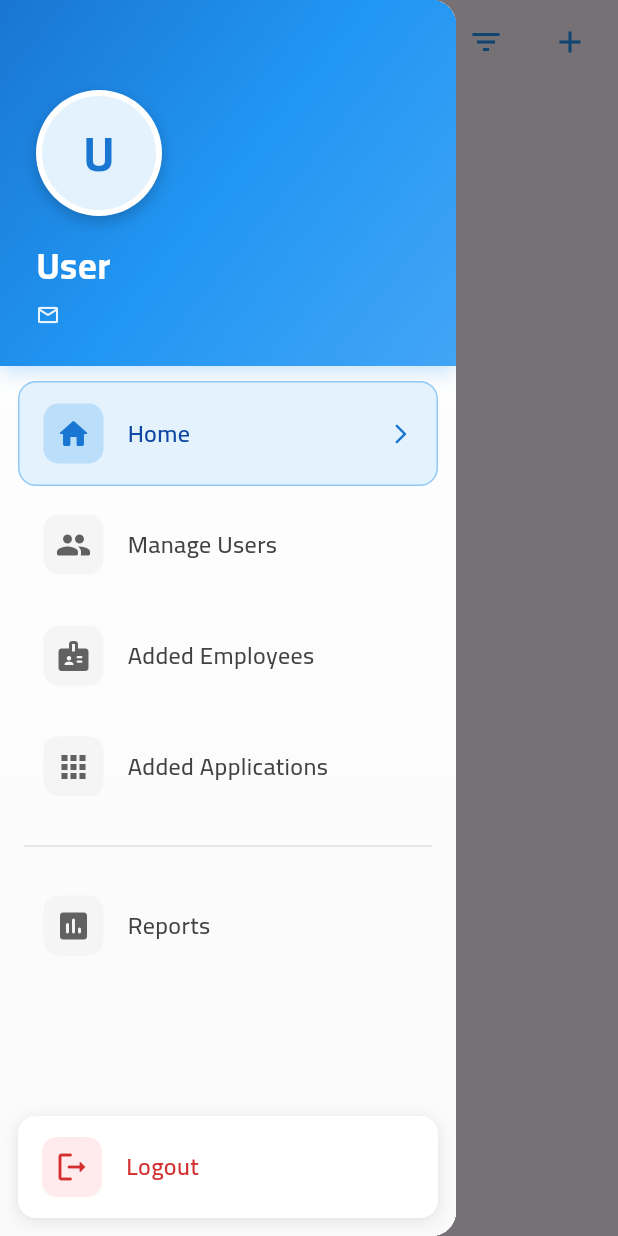
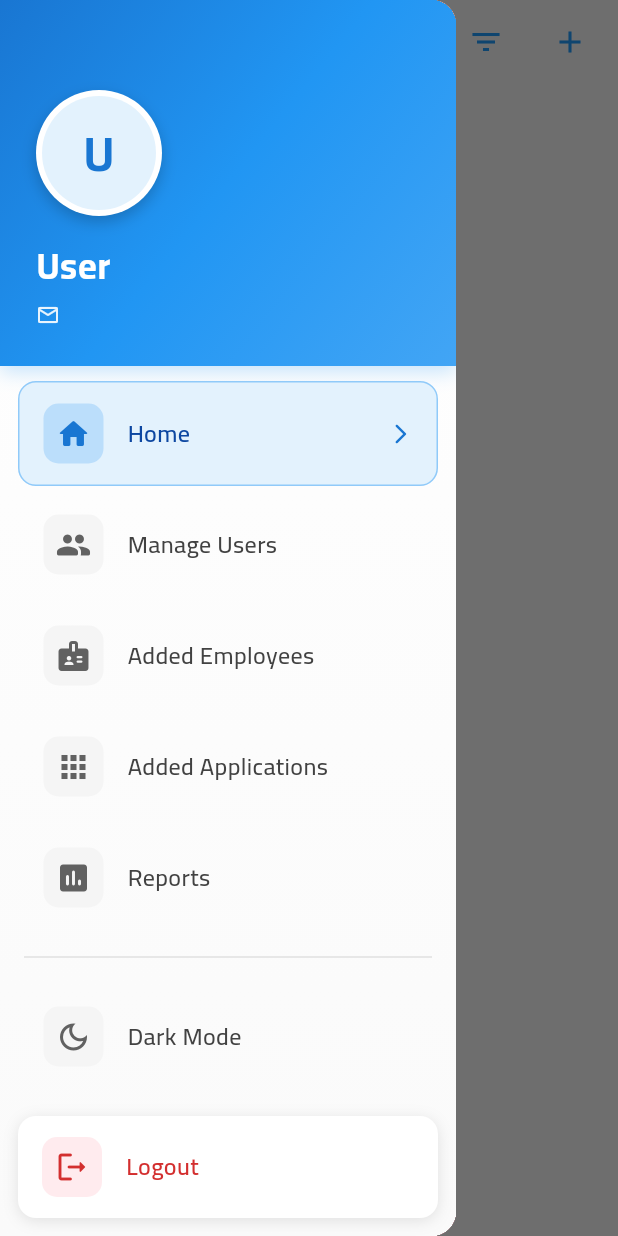
Before and after one commit to AhmedShaltout85/splash_sing_in_up_app, a Flutter app: the TaskScreen screen opened by its route, with the side drawer open, on a phone screen of 412 x 824 dp. Run offline on Flutter 3.47's test engine with Material 3 defaults, Android fonts, the phone set to English and light mode, and no system bars; our stand-ins replace awesome_dialog, cloud_firestore, connectivity_plus, firebase_auth, firebase_core, fluttertoast and 5 more; missing offline and left inert: flutter_facebook_auth, multiselect_dropdown_flutter; accounts and stored records are empty.

Commit message:
Last-Update: 2026-01-08

```diff
--- a/lib/common_widgets/custom_widgets/custom_drawer.dart
+++ b/lib/common_widgets/custom_widgets/custom_drawer.dart
@@ -2,7 +2,9 @@ import 'dart:developer';
 
 import 'package:firebase_auth/firebase_auth.dart';
 import 'package:flutter/material.dart';
+import 'package:provider/provider.dart';
 import 'package:task_app/common_widgets/resuable_widgets/reusable_toast.dart';
+import 'package:task_app/controller/theme_provider.dart';
 import 'package:task_app/newtork_repos/remote_repo/firestore_services/firebase_email_password_services/firebase_api_services.dart';
 import 'package:task_app/screens/report/report_screen.dart';
 import 'package:task_app/screens/user/manage_users.dart';
@@ -56,6 +58,11 @@ class _CustomDrawerState extends State<CustomDrawer>
 
   @override
   Widget build(BuildContext context) {
+    // Access theme provider
+    final themeProvider = Provider.of<ThemeProvider>(context);
+    themeProvider.themeMode == ThemeMode.dark
+        ? Brightness.dark
+        : Brightness.light;
     return Drawer(
       child: Container(
         decoration: BoxDecoration(
@@ -139,13 +146,7 @@ class _CustomDrawerState extends State<CustomDrawer>
                         );
                       },
                     ),
-                    Padding(
-                      padding: const EdgeInsets.symmetric(
-                        horizontal: 16,
-                        vertical: 8,
-                      ),
-                      child: Divider(color: Colors.grey.shade300, thickness: 1),
-                    ),
+
                     _buildDrawerItem(
                       context,
                       index: 4,
@@ -160,6 +161,26 @@ class _CustomDrawerState extends State<CustomDrawer>
                             builder: (context) => const ReportScreen(),
                           ),
                         );
+                      },
+                    ),
+                    Padding(
+                      padding: const EdgeInsets.symmetric(
+                        horizontal: 16,
+                        vertical: 8,
+                      ),
+                      child: Divider(color: Colors.grey.shade300, thickness: 1),
+                    ),
+                    _buildDrawerItem(
+                      context,
+                      index: 5,
+                      icon: themeProvider.isDark
+                          ? Icons.light_mode_outlined
+                          : Icons.dark_mode_outlined,
+                      title: themeProvider.isDark ? 'Light Mode' : 'Dark Mode',
+                      onTap: () {
+                        setState(() => _selectedIndex = 5);
+                        Navigator.pop(context);
+                        themeProvider.toggleTheme();
                       },
                     ),
                   ],
--- /dev/null
+++ b/lib/controller/theme_provider.dart
@@ -0,0 +1,58 @@
+import 'package:flutter/material.dart';
+import 'package:task_app/controller/local_control/cache_helper.dart';
+
+class ThemeProvider extends ChangeNotifier {
+  ThemeMode _themeMode = ThemeMode.light;
+  static const String _themeCacheKey = 'theme_mode';
+
+  ThemeProvider() {
+    _loadTheme();
+  }
+
+  bool get isDark => _themeMode == ThemeMode.dark;
+
+  ThemeMode get themeMode => _themeMode;
+
+  // Load saved theme from cache
+  Future<void> _loadTheme() async {
+    final savedTheme = CacheHelper.getData(key: _themeCacheKey);
+
+    if (savedTheme != null) {
+      if (savedTheme == 'dark') {
+        _themeMode = ThemeMode.dark;
+      } else if (savedTheme == 'light') {
+        _themeMode = ThemeMode.light;
+      } else if (savedTheme == 'system') {
+        _themeMode = ThemeMode.system;
+      }
+      notifyListeners();
+    }
+  }
+
+  // Set theme and save to cache
+  Future<void> setTheme(ThemeMode mode) async {
+    _themeMode = mode;
+
+    // Save theme to cache
+    String themeString;
+    if (mode == ThemeMode.dark) {
+      themeString = 'dark';
+    } else if (mode == ThemeMode.light) {
+      themeString = 'light';
+    } else {
+      themeString = 'system';
+    }
+
+    await CacheHelper.saveData(key: _themeCacheKey, value: themeString);
+    notifyListeners();
+  }
+
+  // Toggle between light and dark
+  Future<void> toggleTheme() async {
+    if (_themeMode == ThemeMode.light) {
+      await setTheme(ThemeMode.dark);
+    } else {
+      await setTheme(ThemeMode.light);
+    }
+  }
+}
--- a/lib/screens/task/task_list_screen.dart
+++ b/lib/screens/task/local_task/task_list_screen.dart
@@ -4,8 +4,8 @@ import 'dart:developer';
 
 import 'package:flutter/material.dart';
 import 'package:provider/provider.dart';
-import '../../controller/local_control/task_provider.dart';
-import '../../models/hive_model/task_model.dart';
+import '../../../controller/local_control/task_provider.dart';
+import '../../../models/hive_model/task_model.dart';
 
 class TaskListScreen extends StatefulWidget {
   const TaskListScreen({super.key});
--- a/lib/screens/task/task_screen.dart
+++ b/lib/screens/task/task_screen.dart
@@ -103,15 +103,21 @@ class _TaskScreenState extends State<TaskScreen> {
 
     return Scaffold(
       appBar: AppBar(
-        title: const Text('Tasks', style: TextStyle(color: Colors.blue)),
-        iconTheme: const IconThemeData(color: Colors.blue),
+        title: const Text(
+          'Tasks',
+          // style: TextStyle(color: Colors.blue),
+        ),
+        // iconTheme: const IconThemeData(color: Colors.blue),
         actions: [
           // Filter toggle button
           Stack(
             children: [
               IconButton(
                 tooltip: 'Filters',
-                icon: const Icon(Icons.filter_list, color: Colors.blue),
+                icon: const Icon(
+                  Icons.filter_list,
+                  // color: Colors.blue,
+                ),
                 onPressed: () {
                   setState(() {
                     showFilters = !showFilters;
@@ -136,7 +142,10 @@ class _TaskScreenState extends State<TaskScreen> {
           IconButton(
             tooltip: 'Add Task',
             padding: const EdgeInsets.symmetric(horizontal: 20),
-            icon: const Icon(Icons.add, color: Colors.blue),
+            icon: const Icon(
+              Icons.add,
+              // color: Colors.blue
+            ),
             onPressed: () {
               showCustomBottomSheet(
                 context: context,
--- a/lib/utils/app_colors.dart
+++ b/lib/utils/app_colors.dart
@@ -10,4 +10,17 @@ class AppColors {
   static const Color hintColor = Color(0xFF899999);
   static const Color greenColor = Color(0xFF00FF00);
   static const Color redColor = Color(0xFFFF0000);
+  static const Color blueColor = Color(0xFF0000FF);
+  static const Color pinkColor = Color(0xFFFFC0CB);
+  static const Color cyanColor = Color(0xFF00FFFF);
+  static const Color purpleColor = Color(0xFF800080);
+  static const Color yellowColor = Color(0xFFFFFF00);
+  static const Color orangeColor = Color(0xFFFFA500);
+  static const Color brownColor = Color(0xFFA52A2A);
+  static const Color darkBlueColor = Color(0xFF00008B);
+  static const Color meduiumBlueColor = Color(0xFF0000CD);
+  static const Color lightBlueColor = Color(0xFFADD8E6);
+  static const Color lightGreenColor = Color(0xFF90EE90);
+  static const Color customBlueColor = Color(0xFF2196F3);
+  static const Color customBlueColorLight = Color(0xFF82B1FF);
 }
--- /dev/null
+++ b/lib/utils/app_theme.dart
@@ -0,0 +1,222 @@
+import 'package:flutter/material.dart';
+import 'package:task_app/utils/app_colors.dart';
+
+class AppTheme {
+  static final ThemeData lightTheme = ThemeData(
+    fontFamily: 'Cairo',
+    brightness: Brightness.light,
+    scaffoldBackgroundColor: AppColors.lightGrayColor,
+
+    appBarTheme: AppBarTheme(
+      centerTitle: true,
+      backgroundColor: AppColors.lightGrayColor,
+      iconTheme: IconThemeData(color: AppColors.customBlueColor),
+      actionsIconTheme: IconThemeData(color: AppColors.customBlueColor),
+      titleTextStyle: TextStyle(
+        color: AppColors.customBlueColor,
+        fontSize: 20,
+        fontWeight: FontWeight.bold,
+      ),
+      elevation: 0,
+      shadowColor: Colors.transparent,
+    ),
+
+    drawerTheme: DrawerThemeData(backgroundColor: AppColors.pinkColor),
+
+    listTileTheme: ListTileThemeData(
+      textColor: AppColors.whiteColor,
+      iconColor: AppColors.whiteColor,
+    ),
+
+    primaryColor: AppColors.customBlueColor,
+
+    colorScheme: ColorScheme.light(
+      primary: AppColors.customBlueColor,
+      secondary: AppColors.pinkColor,
+      surface: AppColors.whiteColor,
+      error: Colors.red,
+    ),
+
+    elevatedButtonTheme: ElevatedButtonThemeData(
+      style: ElevatedButton.styleFrom(
+        backgroundColor: AppColors.customBlueColor,
+        foregroundColor: AppColors.whiteColor,
+        elevation: 2,
+        padding: EdgeInsets.symmetric(horizontal: 24, vertical: 12),
+        shape: RoundedRectangleBorder(borderRadius: BorderRadius.circular(8)),
+      ),
+    ),
+
+    textButtonTheme: TextButtonThemeData(
+      style: TextButton.styleFrom(foregroundColor: AppColors.blueColor),
+    ),
+
+    inputDecorationTheme: InputDecorationTheme(
+      filled: true,
+      fillColor: Colors.grey[100],
+      border: OutlineInputBorder(
+        borderRadius: BorderRadius.circular(8),
+        borderSide: BorderSide.none,
+      ),
+      enabledBorder: OutlineInputBorder(
+        borderRadius: BorderRadius.circular(8),
+        borderSide: BorderSide.none,
+      ),
+      focusedBorder: OutlineInputBorder(
+        borderRadius: BorderRadius.circular(8),
+        borderSide: BorderSide(color: AppColors.blueColor, width: 2),
+      ),
+      errorBorder: OutlineInputBorder(
+        borderRadius: BorderRadius.circular(8),
+        borderSide: BorderSide(color: Colors.red, width: 1),
+      ),
+      focusedErrorBorder: OutlineInputBorder(
+        borderRadius: BorderRadius.circular(8),
+        borderSide: BorderSide(color: Colors.red, width: 2),
+      ),
+    ),
+
+    cardTheme: CardThemeData(
+      color: AppColors.whiteColor,
+      elevation: 2,
+      shape: RoundedRectangleBorder(borderRadius: BorderRadius.circular(12)),
+    ),
+
+    floatingActionButtonTheme: FloatingActionButtonThemeData(
+      backgroundColor: AppColors.customBlueColor,
+      foregroundColor: AppColors.whiteColor,
+    ),
+
+    iconTheme: IconThemeData(color: AppColors.blueColor),
+
+    textTheme: TextTheme(
+      headlineLarge: TextStyle(
+        color: AppColors.customBlueColor,
+        fontSize: 32,
+        fontWeight: FontWeight.bold,
+      ),
+      headlineMedium: TextStyle(
+        color: AppColors.customBlueColor,
+        fontSize: 24,
+        fontWeight: FontWeight.bold,
+      ),
+      headlineSmall: TextStyle(
+        color: AppColors.customBlueColor,
+        fontSize: 20,
+        fontWeight: FontWeight.w600,
+      ),
+      bodyLarge: TextStyle(color: Colors.black87, fontSize: 16),
+      bodyMedium: TextStyle(color: Colors.black87, fontSize: 14),
+      bodySmall: TextStyle(color: Colors.black54, fontSize: 12),
+    ),
+  );
+
+  static final ThemeData darkTheme = ThemeData(
+    fontFamily: 'Cairo',
+    brightness: Brightness.dark,
+    scaffoldBackgroundColor: AppColors.primaryColor,
+
+    appBarTheme: AppBarTheme(
+      centerTitle: true,
+      backgroundColor: AppColors.primaryColor,
+      iconTheme: IconThemeData(color: AppColors.whiteColor),
+      actionsIconTheme: IconThemeData(color: AppColors.whiteColor),
+      titleTextStyle: TextStyle(
+        color: AppColors.whiteColor,
+        fontSize: 20,
+        fontWeight: FontWeight.bold,
+      ),
+      elevation: 0,
+      shadowColor: Colors.transparent,
+    ),
+
+    drawerTheme: DrawerThemeData(backgroundColor: AppColors.primaryColor),
+
+    listTileTheme: ListTileThemeData(
+      textColor: AppColors.whiteColor,
+      iconColor: AppColors.whiteColor,
+    ),
+
+    primaryColor: AppColors.secondaryColor,
+
+    colorScheme: ColorScheme.dark(
+      primary: AppColors.primaryColor,
+      secondary: AppColors.blueColor,
+      surface: Colors.grey[850]!,
+      error: Colors.redAccent,
+    ),
+
+    elevatedButtonTheme: ElevatedButtonThemeData(
+      style: ElevatedButton.styleFrom(
+        backgroundColor: AppColors.secondaryColor,
+        foregroundColor: AppColors.whiteColor,
+        elevation: 2,
+        padding: EdgeInsets.symmetric(horizontal: 24, vertical: 12),
+        shape: RoundedRectangleBorder(borderRadius: BorderRadius.circular(8)),
+      ),
+    ),
+
+    textButtonTheme: TextButtonThemeData(
+      style: TextButton.styleFrom(foregroundColor: AppColors.secondaryColor),
+    ),
+
+    inputDecorationTheme: InputDecorationTheme(
+      filled: true,
+      fillColor: Colors.grey[800],
+      border: OutlineInputBorder(
+        borderRadius: BorderRadius.circular(8),
+        borderSide: BorderSide.none,
+      ),
+      enabledBorder: OutlineInputBorder(
+        borderRadius: BorderRadius.circular(8),
+        borderSide: BorderSide.none,
+      ),
+      focusedBorder: OutlineInputBorder(
+        borderRadius: BorderRadius.circular(8),
+        borderSide: BorderSide(color: AppColors.blueColor, width: 2),
+      ),
+      errorBorder: OutlineInputBorder(
+        borderRadius: BorderRadius.circular(8),
+        borderSide: BorderSide(color: Colors.redAccent, width: 1),
+      ),
+      focusedErrorBorder: OutlineInputBorder(
+        borderRadius: BorderRadius.circular(8),
+        borderSide: BorderSide(color: Colors.redAccent, width: 2),
+      ),
+    ),
+
+    cardTheme: CardThemeData(
+      color: Colors.grey[850],
+      elevation: 2,
+      shape: RoundedRectangleBorder(borderRadius: BorderRadius.circular(12)),
+    ),
+
+    floatingActionButtonTheme: FloatingActionButtonThemeData(
+      backgroundColor: AppColors.secondaryColor,
+      foregroundColor: AppColors.whiteColor,
+    ),
+
+    iconTheme: IconThemeData(color: AppColors.whiteColor),
+
+    textTheme: TextTheme(
+      headlineLarge: TextStyle(
+        color: AppColors.whiteColor,
+        fontSize: 32,
+        fontWeight: FontWeight.bold,
+      ),
+      headlineMedium: TextStyle(
+        color: AppColors.whiteColor,
+        fontSize: 24,
+        fontWeight: FontWeight.bold,
+      ),
+      headlineSmall: TextStyle(
+        color: AppColors.whiteColor,
+        fontSize: 20,
+        fontWeight: FontWeight.w600,
+      ),
+      bodyLarge: TextStyle(color: Colors.white70, fontSize: 16),
+      bodyMedium: TextStyle(color: Colors.white70, fontSize: 14),
+      bodySmall: TextStyle(color: Colors.white54, fontSize: 12),
+    ),
+  );
+}
```
Also changed, not shown: lib/controller/local_control/cache_helper.dart (added, +55 -0 lines), lib/main.dart (+13 -2 lines), lib/screens/add_employee_app_name/add_employee_app_name.dart (+9 -9 lines), lib/screens/report/report_screen.dart (+9 -9 lines), lib/screens/user/manage_users.dart (+13 -10 lines), pubspec.yaml (+44 -43 lines), pubspec.lock, 1 other file.
